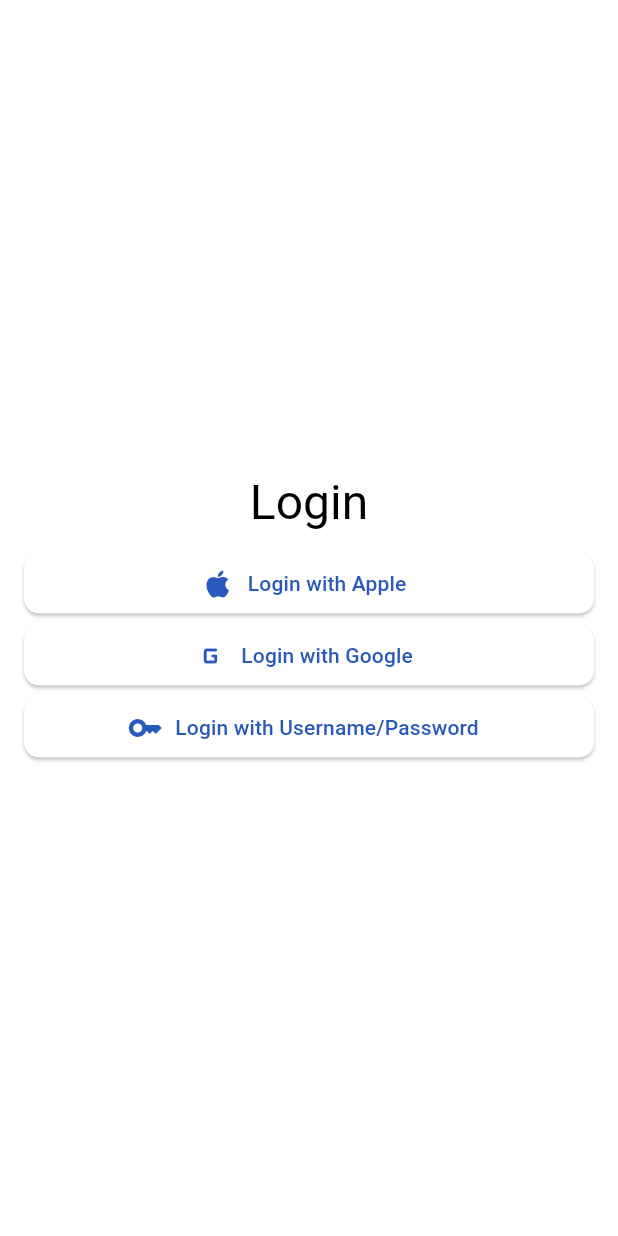
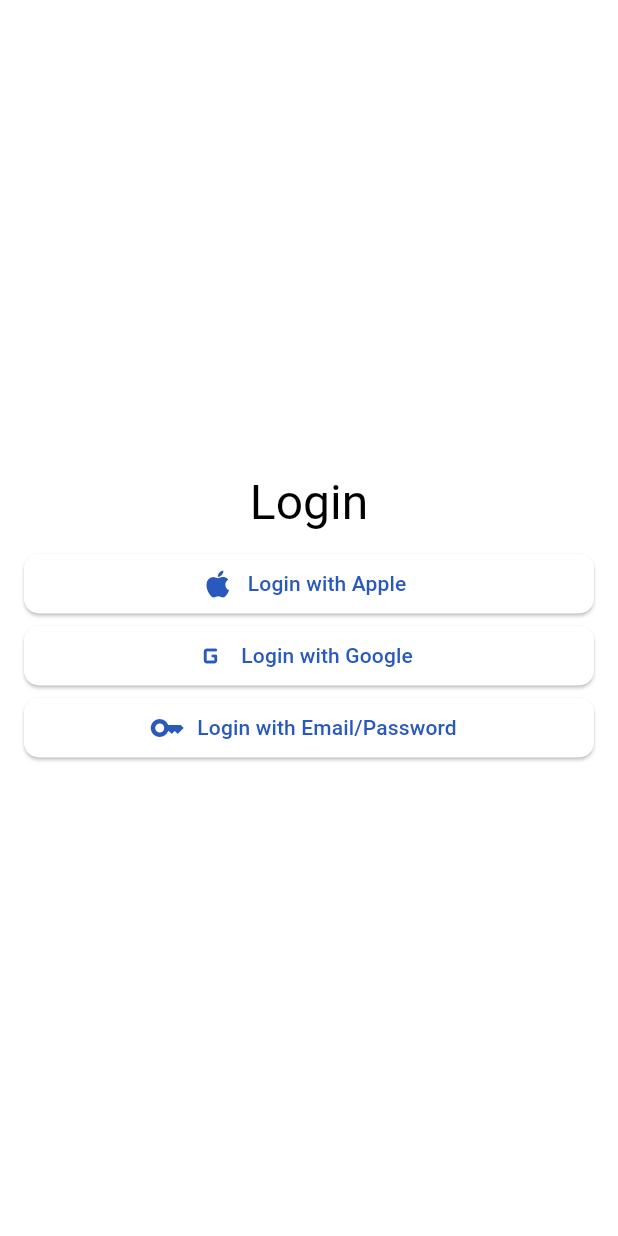
Before and after one commit to BoilerBond/FlutterApp, a Flutter app: the screen it shows after launch, after a tap on "Login with Google", on a phone screen of 412 x 824 dp. Run offline on Flutter 3.47's test engine with Material 3 defaults, Android fonts, the phone set to English and light mode, and no system bars; our stand-ins replace firebase_auth, firebase_core, google_sign_in; accounts and stored records are empty; generated files the repository leaves out were written again; network calls fail.

Commit message:
Updated input validator

```diff
--- a/lib/main.dart
+++ b/lib/main.dart
@@ -22,7 +22,7 @@ class MyApp extends StatelessWidget {
   Widget build(BuildContext context) {
     return MaterialApp(
       // TODO: This must be changed
-      home: LoginScreen(verifiedPurdueEmail: ""),
+      home: LoginScreen(),
       theme: ThemeData(
         colorScheme: ColorScheme(
           brightness: Brightness.light,
--- a/lib/presentation/login/login_screen.dart
+++ b/lib/presentation/login/login_screen.dart
@@ -3,8 +3,7 @@ import 'package:firebase_auth/firebase_auth.dart';
 import 'package:google_sign_in/google_sign_in.dart';
 
 class LoginScreen extends StatefulWidget {
-  const LoginScreen({super.key, required String this.verifiedPurdueEmail});
-  final String verifiedPurdueEmail;
+  const LoginScreen({super.key});
 
   @override
   _LoginScreenState createState() => _LoginScreenState();
@@ -14,7 +13,7 @@ class _LoginScreenState extends State<LoginScreen> {
   bool _showPasswordLogin = false;
 
   // input controller for password login
-  final usernameController = TextEditingController();
+  final emailController = TextEditingController();
   final passwordController = TextEditingController();
 
   void setPasswordLoginFormVisibility(bool visibility) {
@@ -27,7 +26,7 @@ class _LoginScreenState extends State<LoginScreen> {
     // TODO: implement log in with apple
   }
 
-  Future<UserCredential> loginWithGoogle() async {
+  Future<void> loginWithGoogle() async {
     final GoogleSignInAccount? googleUser = await GoogleSignIn().signIn();
     final GoogleSignInAuthentication? googleAuth = await googleUser?.authentication;
 
@@ -38,23 +37,29 @@ class _LoginScreenState extends State<LoginScreen> {
     );
 
     // Once signed in, return the UserCredential
-    return await FirebaseAuth.instance.signInWithCredential(credential);
+    UserCredential user = await FirebaseAuth.instance.signInWithCredential(credential);
+    bool isNewUser = user.additionalUserInfo?.isNewUser ?? true;
+    navigateToNextScreen(isNewUser);
   }
 
   void loginWithPassword() {
-    // TODO: implement log in with username/password
+    // TODO: implement log in with email/password
+    // TODO: navigate to dashboard
   }
 
-  @override
-  void didChangeDependencies() {
-    super.didChangeDependencies();
+  void navigateToNextScreen(bool isNewUser) {
+    if (isNewUser) {
+      // TODO: navigate to app description & terms and conditions
+      // the app should skip sign up screen directly to purdue email verification since user is authenticated
+    } else {
+      // TODO: navigate to dashboard
+    }
   }
+
   @override
   Widget build(BuildContext context) {
     final theme = Theme.of(context);
     final textTheme = theme.textTheme;
-
-
 
     return Scaffold(
         body: _showPasswordLogin
@@ -69,15 +74,13 @@ class _LoginScreenState extends State<LoginScreen> {
                           // Main title of the login screen.
                           Text("Login", style: Theme.of(context).textTheme.headlineLarge),
 
-                          // Text field for entering the username.
+                          // Text field for entering the email.
                           TextFormField(
-                            controller: usernameController,
-                            decoration: InputDecoration(labelText: 'Username'),
+                            controller: emailController,
+                            decoration: InputDecoration(labelText: 'Email'),
                             validator: (value) {
-                              if (value == null || value.isEmpty) {
-                                return 'Please enter a username';
-                              }
-                              return null;
+                              final bool emailValid = value != null && RegExp(r"^[a-zA-Z0-9._%+-]+@[a-zA-Z0-9.-]+\.[a-zA-Z]{2,}$").hasMatch(value);
+                              return emailValid ? null : "Please enter an email";
                             },
                           ),
 
@@ -90,10 +93,7 @@ class _LoginScreenState extends State<LoginScreen> {
                             decoration: InputDecoration(labelText: 'Password'),
                             obscureText: true,
                             validator: (value) {
-                              if (value == null || value.isEmpty) {
-                                return 'Please enter a password';
-                              }
-                              return null;
+                              return (value != null && value.isNotEmpty) ? null : 'Please enter a password';
                             },
                           ),
 
@@ -102,13 +102,13 @@ class _LoginScreenState extends State<LoginScreen> {
 
                           // Login button.
                           ElevatedButton(
-                            child: Text('Login'),
                             style: ElevatedButton.styleFrom(
                               shape: RoundedRectangleBorder(
                                 borderRadius: BorderRadius.circular(10),
                               ),
                             ),
                             onPressed: loginWithPassword,
+                            child: Text('Login'),
                           ),
                         ],
                       ),
@@ -156,12 +156,12 @@ class _LoginScreenState extends State<LoginScreen> {
                         onPressed: loginWithGoogle,
                       )),
 
-                  // Button to switch to username/password login form.
+                  // Button to switch to email/password login form.
                   SizedBox(
                       width: double.infinity,
                       child: ElevatedButton.icon(
                         icon: Icon(Icons.key, size: 24),
-                        label: Text('Login with Username/Password'),
+                        label: Text('Login with Email/Password'),
                         style: ElevatedButton.styleFrom(shape: RoundedRectangleBorder(borderRadius: BorderRadius.circular(10))),
                         onPressed: () => {setPasswordLoginFormVisibility(true)},
                       )),
```
